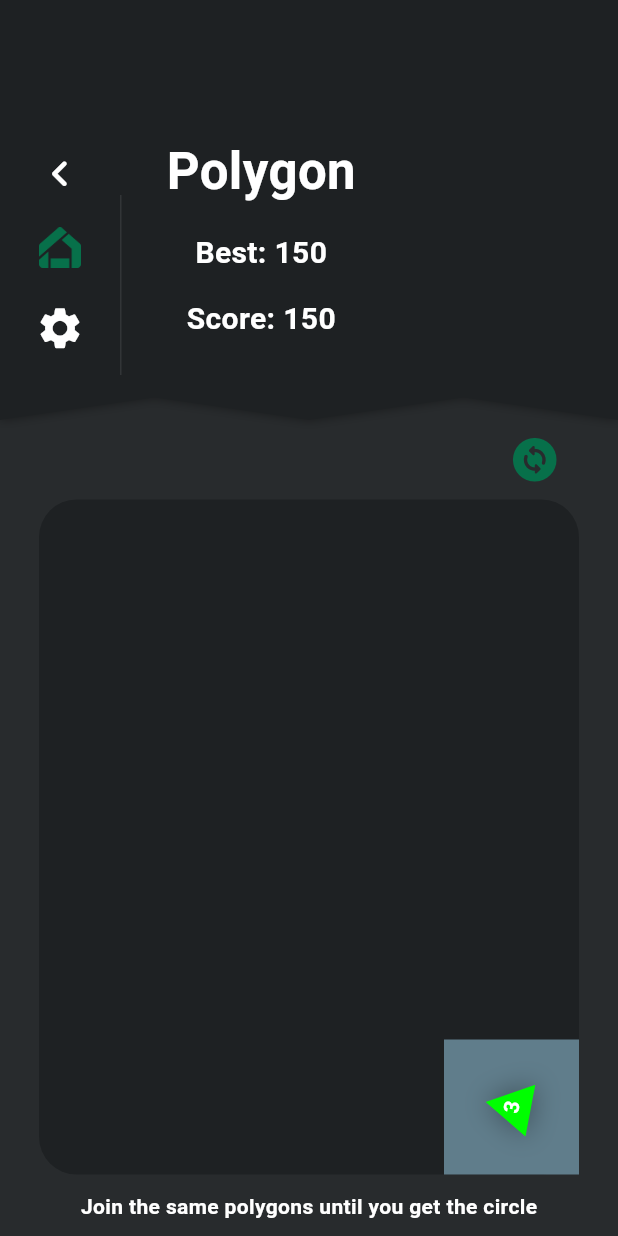
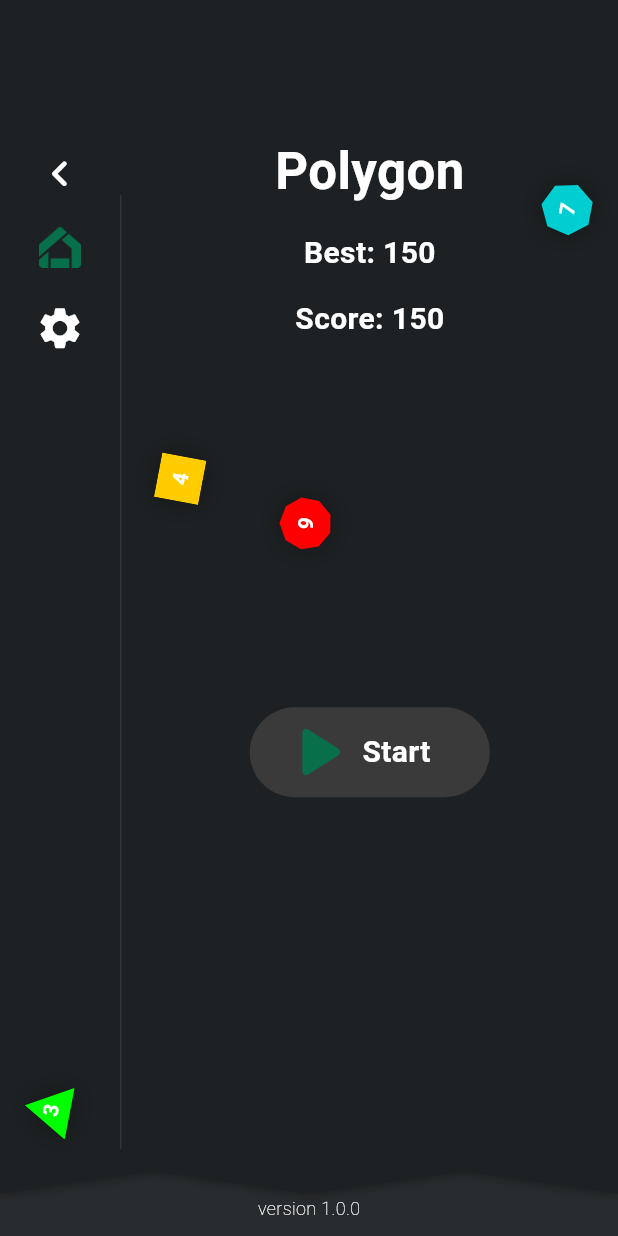
Before and after one commit to Ernesto-20/polygons_game, a Flutter app: the screen it shows after launch, on a phone screen of 412 x 824 dp. Run offline on Flutter 3.47's test engine with Material 3 defaults, Android fonts, the phone set to English and light mode, and no system bars; our stand-ins replace audioplayers, equatable.

Commit message:
add: floating figures into the home screen bacground

```diff
--- a/lib/models/figure.dart
+++ b/lib/models/figure.dart
@@ -3,7 +3,7 @@ import 'package:flutter/material.dart';
 
 class FigureInfo extends Equatable{
 
-  FigureInfo({required this.id, required this.rowIndex, required this.columnIndex, required this.steps, required this.lvl, required this.color, this.levelUp= false});
+  FigureInfo({required this.id, required this.rowIndex, required this.columnIndex, required this.steps, required this.lvl, this.levelUp= false});
 
   int id;
   int rowIndex;
@@ -11,10 +11,9 @@ class FigureInfo extends Equatable{
   int steps;
   int lvl;
 
-  Color color;
   bool levelUp;
 
   @override
-  List<Object?> get props => [id, rowIndex, columnIndex, steps, color, levelUp];
+  List<Object?> get props => [id, rowIndex, columnIndex, steps, levelUp];
 
 }
--- a/lib/pages/game_page.dart
+++ b/lib/pages/game_page.dart
@@ -20,7 +20,7 @@ class GamePage extends StatelessWidget {
                   height: 280,
                 ),
                 const Expanded(child: GamePanel()),
-                const FooterPanel(),
+                const FooterPage(),
               ],
             ),
             const ScorePanel(),
@@ -30,3 +30,23 @@ class GamePage extends StatelessWidget {
     );
   }
 }
+
+class FooterPage extends StatelessWidget {
+  const FooterPage({
+    super.key,
+  });
+
+  @override
+  Widget build(BuildContext context) {
+    return Container(
+      width: double.infinity,
+      alignment: Alignment.center,
+      padding: const EdgeInsets.symmetric(vertical: 10),
+      child: const Text(
+        'version 1.0.0',
+        style: TextStyle(
+            color: Colors.white, fontWeight: FontWeight.w100, fontSize: 12),
+      ),
+    );
+  }
+}
--- a/lib/widgets/figure_view.dart
+++ b/lib/widgets/figure_view.dart
@@ -115,7 +115,7 @@ class _FigureViewState extends State<FigureView> with TickerProviderStateMixin {
     return Container(
         width: widget.maxWidth,
         height: widget.maxWidth,
-        color: Colors.blueGrey,
+        // color: Colors.blueGrey,
         alignment: Alignment.center,
         child: _buildTwoDimension());
   }
--- a/lib/widgets/game_panel.dart
+++ b/lib/widgets/game_panel.dart
@@ -7,7 +7,7 @@ import 'package:circule_game/models/figure.dart';
 import 'package:circule_game/widgets/figure_view.dart';
 import 'package:flutter/material.dart';
 
-const int heightDimension = 5;
+const int heightDimension = 6;
 const int widthDimension = 4;
 
 double gridWidth = 90;
@@ -38,8 +38,7 @@ class _GamePanelState extends State<GamePanel> with TickerProviderStateMixin {
       columnIndex: 3,
       steps: 0,
       lvl: 1,
-        color: Color.fromRGBO(Random().nextInt(255), Random().nextInt(255),
-            Random().nextInt(255), 1)),
+    ),
     // FigureInfo(
     //     id: 1,
     //     rowIndex: 2,
@@ -88,8 +87,10 @@ class _GamePanelState extends State<GamePanel> with TickerProviderStateMixin {
                 for (int i = 0; i < figuresPossitions.length; i++) {
                   bool isCombined = false;
                   for (int j = i + 1; j < figuresPossitions.length; j++) {
-                    if ((figuresPossitions[i].rowIndex == figuresPossitions[j].rowIndex) &&
-                        (figuresPossitions[i].columnIndex == figuresPossitions[j].columnIndex) &&
+                    if ((figuresPossitions[i].rowIndex ==
+                            figuresPossitions[j].rowIndex) &&
+                        (figuresPossitions[i].columnIndex ==
+                            figuresPossitions[j].columnIndex) &&
                         !(indexDuplicated.contains(j))) {
                       isCombined = true;
                       indexDuplicated.add(j);
@@ -97,16 +98,12 @@ class _GamePanelState extends State<GamePanel> with TickerProviderStateMixin {
                         combinedFigures.add(figuresPossitions[i]
                           ..lvl = ++figuresPossitions[i].lvl
                           ..id = ++serialId
-                          ..levelUp = true
-                          ..color = Color.fromRGBO(Random().nextInt(255),
-                              Random().nextInt(255), Random().nextInt(255), 1));
+                          ..levelUp = true);
                       } else {
                         combinedFigures.add(figuresPossitions[j]
                           ..lvl = ++figuresPossitions[j].lvl
                           ..id = ++serialId
-                          ..levelUp = true
-                          ..color = Color.fromRGBO(Random().nextInt(255),
-                              Random().nextInt(255), Random().nextInt(255), 1));
+                          ..levelUp = true);
                       }
 
                       break;
@@ -121,7 +118,6 @@ class _GamePanelState extends State<GamePanel> with TickerProviderStateMixin {
                   ..sort((a, b) => a.id.compareTo(b.id));
 
                 _addNewFigure();
-
               }
             });
           });
@@ -154,9 +150,7 @@ class _GamePanelState extends State<GamePanel> with TickerProviderStateMixin {
         columnIndex: poss.columnIndex,
         steps: 0,
         lvl: 1,
-          color: Color.fromRGBO(Random().nextInt(255), Random().nextInt(255),
-              Random().nextInt(255), 1)));
-      print('Player');
+      ));
       final player = AudioPlayer();
       player
           .play(AssetSource('audio/beep.mp3'))
@@ -169,11 +163,13 @@ class _GamePanelState extends State<GamePanel> with TickerProviderStateMixin {
   @override
   Widget build(BuildContext context) {
     return LayoutBuilder(builder: (context, constrains) {
-      double paddingTop = 25;
-      double paddingBottom = 25;
+      double paddingTop = 50;
+      double paddingBottom = 50;
 
       gridWidth = (constrains.maxWidth - (50)) ~/ widthDimension + 0.0;
-      gridHeight = (constrains.maxHeight - (paddingTop + paddingBottom)) ~/ heightDimension + 0.0;
+      gridHeight = (constrains.maxHeight - (paddingTop + paddingBottom)) ~/
+              heightDimension +
+          0.0;
 
       // print('gridWidth: $gridWidth');
       // print('gridHeight: $gridHeight');
@@ -272,7 +268,7 @@ class _GamePanelState extends State<GamePanel> with TickerProviderStateMixin {
                       ),
                     ),
                   ),
-                  // const FooterPanel()
+                  const FooterPanel()
                 ],
               ),
             ),
@@ -283,18 +279,39 @@ class _GamePanelState extends State<GamePanel> with TickerProviderStateMixin {
   }
 
   Positioned _buildFigureWithPossition(FigureInfo figure) {
-    print('Figure: ${figure.id}, poss( ${figure.rowIndex} , ${figure.columnIndex} ), steps: ${figure.steps},  value: ${animationMovements.value} )');
+    print(
+        'Figure: ${figure.id}, poss( ${figure.rowIndex} , ${figure.columnIndex} ), steps: ${figure.steps},  value: ${animationMovements.value} )');
     print('gridHeight: $gridHeight -- gridWidth: $gridWidth');
     return Positioned(
       top: (currentMovement == Move.down)
-          ? gridHeight * (figure.rowIndex +  figure.steps * (animationMovements.value == 1 ? 0 : animationMovements.value))
+          ? gridHeight *
+              (figure.rowIndex +
+                  figure.steps *
+                      (animationMovements.value == 1
+                          ? 0
+                          : animationMovements.value))
           : (currentMovement == Move.up)
-              ? gridHeight *(figure.rowIndex -  figure.steps * (animationMovements.value == 1 ? 0 : animationMovements.value))
+              ? gridHeight *
+                  (figure.rowIndex -
+                      figure.steps *
+                          (animationMovements.value == 1
+                              ? 0
+                              : animationMovements.value))
               : figure.rowIndex * gridHeight,
       left: currentMovement == Move.right
-          ? gridWidth * (figure.columnIndex + figure.steps * (animationMovements.value == 1 ? 0 : animationMovements.value))
+          ? gridWidth *
+              (figure.columnIndex +
+                  figure.steps *
+                      (animationMovements.value == 1
+                          ? 0
+                          : animationMovements.value))
           : currentMovement == Move.left
-              ? gridWidth * (figure.columnIndex - figure.steps * (animationMovements.value == 1 ? 0 : animationMovements.value))
+              ? gridWidth *
+                  (figure.columnIndex -
+                      figure.steps *
+                          (animationMovements.value == 1
+                              ? 0
+                              : animationMovements.value))
               : figure.columnIndex * gridWidth,
       child: FigureView(
         key: ValueKey(figure.id),
@@ -336,7 +353,8 @@ class _GamePanelState extends State<GamePanel> with TickerProviderStateMixin {
   List<({FigureInfo figure, int availableMovement})>
       _calculateAvailabilityTop() {
     // Calculate and represent the current positions of figures in a two-dimensional array
-    Map<int, Map<int, FigureInfo?>> arrayIndexPoss = _initializaedArrayWithCurrentsPossitions();
+    Map<int, Map<int, FigureInfo?>> arrayIndexPoss =
+        _initializaedArrayWithCurrentsPossitions();
     List<({FigureInfo figure, int availableMovement})> available = [];
 
     for (int column = 0; column < widthDimension; column++) {
@@ -375,9 +393,11 @@ class _GamePanelState extends State<GamePanel> with TickerProviderStateMixin {
     return available;
   }
 
-  List<({FigureInfo figure, int availableMovement})> _calculateAvailabilityDown() {
+  List<({FigureInfo figure, int availableMovement})>
+      _calculateAvailabilityDown() {
     // Calculate and represent the current positions of figures in a two-dimensional array
-    Map<int, Map<int, FigureInfo?>> arrayIndexPoss = _initializaedArrayWithCurrentsPossitions();
+    Map<int, Map<int, FigureInfo?>> arrayIndexPoss =
+        _initializaedArrayWithCurrentsPossitions();
     List<({FigureInfo figure, int availableMovement})> available = [];
 
     for (int column = 0; column < widthDimension; column++) {
@@ -402,7 +422,8 @@ class _GamePanelState extends State<GamePanel> with TickerProviderStateMixin {
             availableMovement: availableMovement
           ));
         } else {
-          print('Figure: ${arrayIndexPoss[row]![column]!.id} -> available: $availableMovement');
+          print(
+              'Figure: ${arrayIndexPoss[row]![column]!.id} -> available: $availableMovement');
 
           combined = false;
           availableInColumn.add((
@@ -504,11 +525,13 @@ class _GamePanelState extends State<GamePanel> with TickerProviderStateMixin {
     return available;
   }
 
-  void _refreshFigureWithNewAvailability(List<({FigureInfo figure, int availableMovement})> available) {
+  void _refreshFigureWithNewAvailability(
+      List<({FigureInfo figure, int availableMovement})> available) {
     List<FigureInfo> temp = [];
 
     for (({FigureInfo figure, int availableMovement}) aval in available) {
-      FigureInfo figure = figuresPossitions.firstWhere((e) => e.id == aval.figure.id);
+      FigureInfo figure =
+          figuresPossitions.firstWhere((e) => e.id == aval.figure.id);
       temp.add(figure..steps = aval.availableMovement);
     }
 
@@ -552,7 +575,10 @@ class _GamePanelState extends State<GamePanel> with TickerProviderStateMixin {
       }
     }
     int index = Random().nextInt(freePosition.length);
-    return (rowIndex: freePosition[index].rowIndex, columnIndex: freePosition[index].columnIndex);
+    return (
+      rowIndex: freePosition[index].rowIndex,
+      columnIndex: freePosition[index].columnIndex
+    );
   }
 
   void _cleanLevelUp() {
--- a/lib/widgets/scrore_panel.dart
+++ b/lib/widgets/scrore_panel.dart
@@ -1,3 +1,7 @@
+import 'dart:math';
+
+import 'package:circule_game/models/figure.dart';
+import 'package:circule_game/widgets/figure_view.dart';
 import 'package:circule_game/widgets/others/clip_shadow_path.dart';
 import 'package:flutter/material.dart';
 
@@ -11,7 +15,7 @@ class ScorePanel extends StatefulWidget {
 }
 
 class _ScorePanelState extends State<ScorePanel> {
-  bool isExpanded = false;
+  bool isExpanded = true;
 
   @override
   Widget build(BuildContext context) {
@@ -25,8 +29,11 @@ class _ScorePanelState extends State<ScorePanel> {
             height: isExpanded ? constraints.maxHeight - 28 : 280,
             width: double.infinity,
             color: const Color.fromRGBO(30, 33, 35, 1),
-            duration: const Duration(seconds: 1),
-            child: Row(
+            duration: const Duration(milliseconds: 400),
+            child: Stack(
+              children: [
+                const FloatingFigures(),
+                Row(
                   children: [
                     Menu(
                       isExpandedPanel: isExpanded,
@@ -49,6 +56,8 @@ class _ScorePanelState extends State<ScorePanel> {
                                 start: start, isExpandedPanel: isExpanded))
                       ],
                     )),
+                  ],
+                ),
               ],
             ),
           ),
@@ -87,11 +96,11 @@ class InformationBar extends StatelessWidget {
 
   Widget _buildContracted(BuildContext context) {
     return AnimatedContainer(
-      duration: const Duration(seconds: 1),
+      duration: const Duration(milliseconds: 500),
       padding: const EdgeInsets.symmetric(
         horizontal: 30,
       ),
-      alignment: isExpandedPanel? Alignment.center: Alignment.topLeft,
+      alignment: isExpandedPanel ? Alignment.center : Alignment.topLeft,
       child: Column(
         crossAxisAlignment: CrossAxisAlignment.center,
         children: [
@@ -255,3 +264,96 @@ class HeaderClip extends CustomClipper<Path> {
     return true;
   }
 }
+
+class FloatingFigures extends StatefulWidget {
+  const FloatingFigures({super.key});
+
+  @override
+  State<FloatingFigures> createState() => _FloatingFiguresState();
+}
+
+class _FloatingFiguresState extends State<FloatingFigures>
+    with TickerProviderStateMixin {
+  late final AnimationController _controllerMoving;
+  late Animation<double> animationMovements;
+
+  @override
+  void initState() {
+    super.initState();
+
+    _controllerMoving =
+        AnimationController(vsync: this, duration: const Duration(seconds: 12))
+          ..repeat();
+    animationMovements =
+        Tween<double>(begin: 0, end: 1).animate(_controllerMoving)
+          ..addListener(() {
+            setState(() {});
+          });
+  }
+
+  @override
+  Widget build(BuildContext context) {
+    List<FigureInfo> figures = [
+      FigureInfo(id: 0, rowIndex: -1, columnIndex: -1, steps: -1, lvl: 5),
+      FigureInfo(id: 1, rowIndex: -1, columnIndex: -1, steps: -1, lvl: 2),
+      FigureInfo(id: 2, rowIndex: -1, columnIndex: -1, steps: -1, lvl: 1),
+      FigureInfo(id: 3, rowIndex: -1, columnIndex: -1, steps: -1, lvl: 7),
+    ];
+
+    return Stack(
+      children: [
+        Positioned(
+          top: -50*cos(animationMovements.value*2*pi),
+          right: 30+ 20*sin(animationMovements.value * 2 * pi),
+          // left: 200 + -50*sin(animationMovements.value * 2 * pi) ,
+          child: FigureView(
+            key: ValueKey(figures[0].id),
+            figureInfo: figures[0],
+            maxWidth: 40,
+            maxHeight: 40,
+          ),
+        ),
+
+        Positioned(
+          top: 300 + 200*cos(animationMovements.value * 2 * pi) + 30*sin(animationMovements.value * 1 * pi),
+          left: 150 + 100*cos(animationMovements.value * 2 * pi) + 10*sin(animationMovements.value * 1 * pi) ,
+          // left: 200 + -50*sin(animationMovements.value * 2 * pi) ,
+          child: FigureView(
+            key: ValueKey(figures[1].id),
+            figureInfo: figures[1],
+            maxWidth: 40,
+            maxHeight: 40,
+          ),
+        ),
+
+        Positioned(
+          bottom: 350 +  -80*cos(animationMovements.value*2*pi),
+          left: 200+ 20*sin(animationMovements.value * 2 * pi),
+          // left: 200 + -50*sin(animationMovements.value * 2 * pi) ,
+          child: FigureView(
+            key: ValueKey(figures[2].id),
+            figureInfo: figures[3],
+            maxWidth: 40,
+            maxHeight: 40,
+          ),
+        ),
+
+
+        Positioned(
+          bottom: -10*cos(animationMovements.value*2*pi),
+          left: 30+ 20*sin(animationMovements.value * 2 * pi),
+          // left: 200 + -50*sin(animationMovements.value * 2 * pi) ,
+          child: FigureView(
+            key: ValueKey(figures[2].id),
+            figureInfo: figures[2],
+            maxWidth: 40,
+            maxHeight: 40,
+          ),
+        ),
+
+
+
+      ],
+    );
+  }
+}
```
Lines whose indentation alone changed are shown as unchanged.
